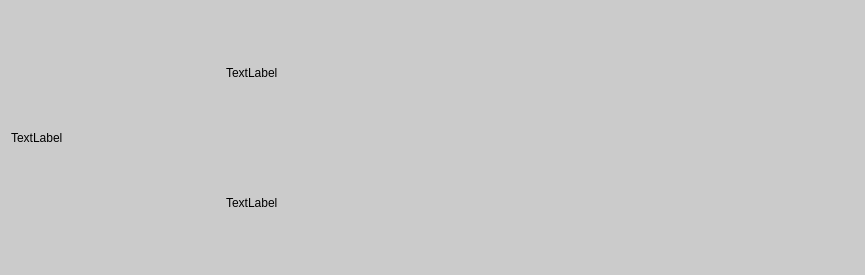
Old version of the form message-client/4.Friend/ui/FriendshipItemWidget.ui in the repository yxiao-yang/message-client.
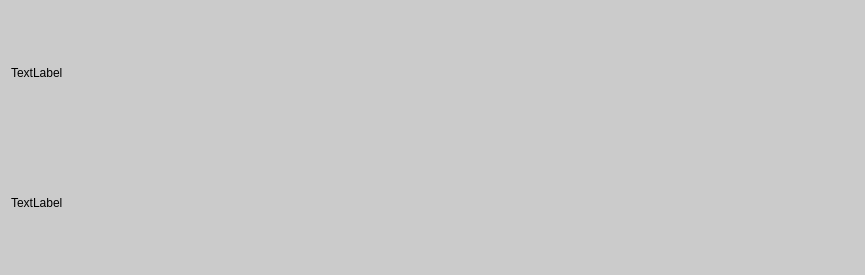
New version of the form.

```diff
--- a/message-client/4.Friend/ui/FriendshipItemWidget.ui
+++ b/message-client/4.Friend/ui/FriendshipItemWidget.ui
@@ -24,14 +24,7 @@
 	color: black;
 }</string>
   </property>
-  <layout class="QHBoxLayout" name="horizontalLayout" stretch="1,3">
-   <item>
-    <widget class="QLabel" name="label">
-     <property name="text">
-      <string>TextLabel</string>
-     </property>
-    </widget>
-   </item>
+  <layout class="QHBoxLayout" name="horizontalLayout" stretch="3">
    <item>
     <layout class="QVBoxLayout" name="verticalLayout">
      <item>
```
